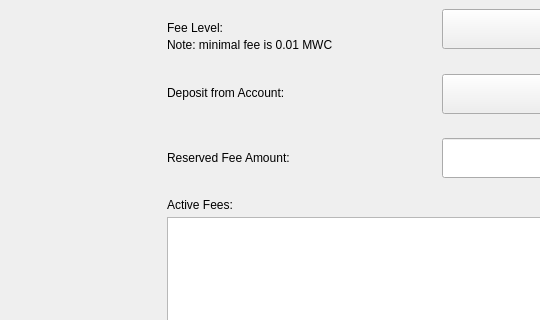
Qt form windows_desktop/s_mrktswlist_w.ui (0xkobe/mwc-wallet) before a commit; both pictures show x 0 to 540 and y 230 to 550 of the 1014 by 854 pixel window.
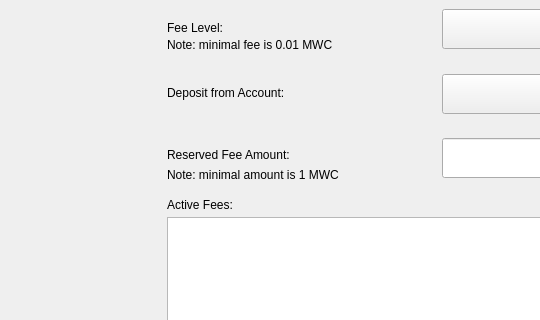
The same form after that commit. Icons and pictures are not drawn. Custom widgets are drawn as their Qt base class.

Diff of the .ui file:
```diff
--- a/windows_desktop/s_mrktswlist_w.ui
+++ b/windows_desktop/s_mrktswlist_w.ui
@@ -579,9 +579,9 @@
            <property name="geometry">
             <rect>
              <x>10</x>
-             <y>141</y>
+             <y>145</y>
              <width>261</width>
-             <height>40</height>
+             <height>26</height>
             </rect>
            </property>
            <property name="text">
@@ -821,6 +821,19 @@
             <string>Note: minimal fee is 0.01 MWC</string>
            </property>
           </widget>
+          <widget class="control::MwcLabelSmall" name="label_10">
+           <property name="geometry">
+            <rect>
+             <x>10</x>
+             <y>170</y>
+             <width>266</width>
+             <height>16</height>
+            </rect>
+           </property>
+           <property name="text">
+            <string>Note: minimal amount is 1 MWC</string>
+           </property>
+          </widget>
          </widget>
         </item>
         <item>
```
Left out of the diff: 19 changed lines with no effect on the pictures. Lines whose indentation alone changed are shown as unchanged.
